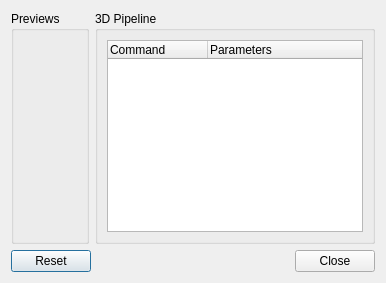
Above: src/frontend/qt_sdl/DebugTools/ThreeDRenderingViewerDialog.ui from jonko0493/melonDS before the change. Below: the same form after it.
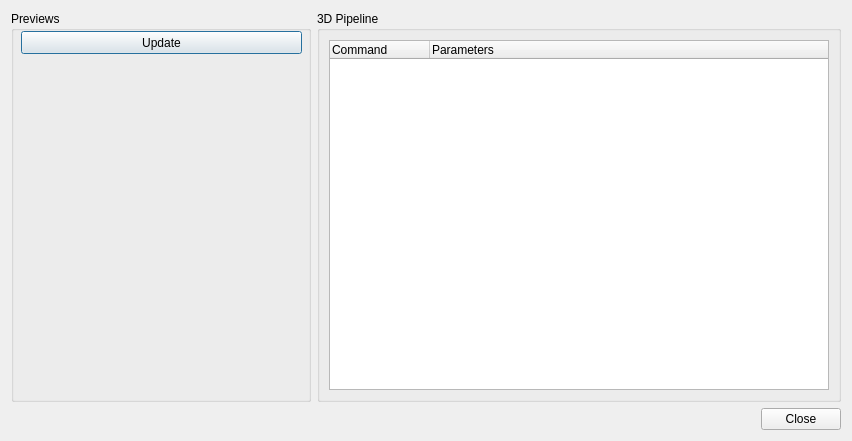
That is the form after the change.

Diff of the .ui file:
```diff
--- a/src/frontend/qt_sdl/DebugTools/ThreeDRenderingViewerDialog.ui
+++ b/src/frontend/qt_sdl/DebugTools/ThreeDRenderingViewerDialog.ui
@@ -6,20 +6,20 @@
    <rect>
     <x>0</x>
     <y>0</y>
-    <width>482</width>
-    <height>323</height>
+    <width>685</width>
+    <height>463</height>
    </rect>
   </property>
   <property name="sizePolicy">
-   <sizepolicy hsizetype="MinimumExpanding" vsizetype="MinimumExpanding">
-    <horstretch>0</horstretch>
-    <verstretch>0</verstretch>
+   <sizepolicy hsizetype="Ignored" vsizetype="Ignored">
+    <horstretch>100</horstretch>
+    <verstretch>100</verstretch>
    </sizepolicy>
   </property>
   <property name="minimumSize">
    <size>
-    <width>482</width>
-    <height>323</height>
+    <width>0</width>
+    <height>0</height>
    </size>
   </property>
   <property name="sizeIncrement">
@@ -39,9 +39,28 @@
     <layout class="QHBoxLayout" name="horizontalLayout">
      <item>
       <widget class="QGroupBox" name="groupBoxPreviews">
+       <property name="minimumSize">
+        <size>
+         <width>300</width>
+         <height>0</height>
+        </size>
+       </property>
        <property name="title">
         <string>Previews</string>
        </property>
+       <widget class="QPushButton" name="updateButton">
+        <property name="geometry">
+         <rect>
+          <x>10</x>
+          <y>20</y>
+          <width>281</width>
+          <height>23</height>
+         </rect>
+        </property>
+        <property name="text">
+         <string>Update</string>
+        </property>
+       </widget>
       </widget>
      </item>
      <item>
@@ -52,6 +71,15 @@
        <layout class="QGridLayout" name="gridLayout_2">
         <item row="0" column="0">
          <widget class="QTreeWidget" name="pipelineCommandsTree">
+          <property name="minimumSize">
+           <size>
+            <width>500</width>
+            <height>350</height>
+           </size>
+          </property>
+          <property name="wordWrap">
+           <bool>true</bool>
+          </property>
           <property name="columnCount">
            <number>2</number>
           </property>
@@ -78,7 +106,7 @@
       <enum>Qt::Horizontal</enum>
      </property>
      <property name="standardButtons">
-      <set>QDialogButtonBox::Close|QDialogButtonBox::Reset</set>
+      <set>QDialogButtonBox::Close</set>
      </property>
     </widget>
    </item>
```
Left out of the diff: 20 changed lines with no effect on the pictures.
